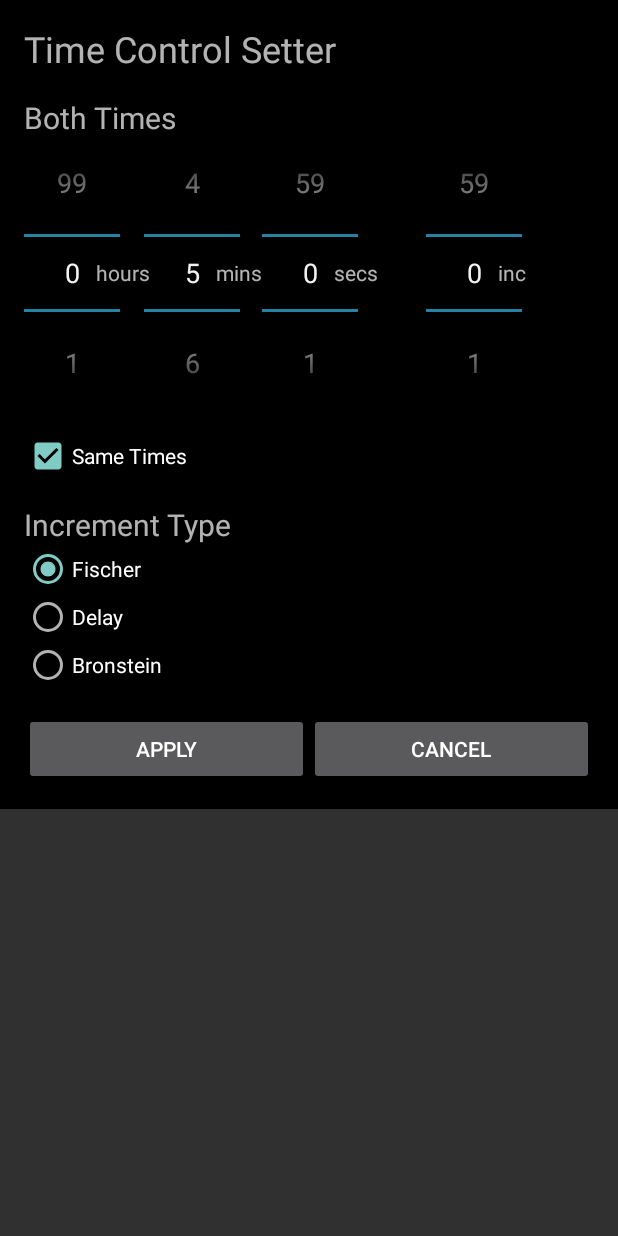
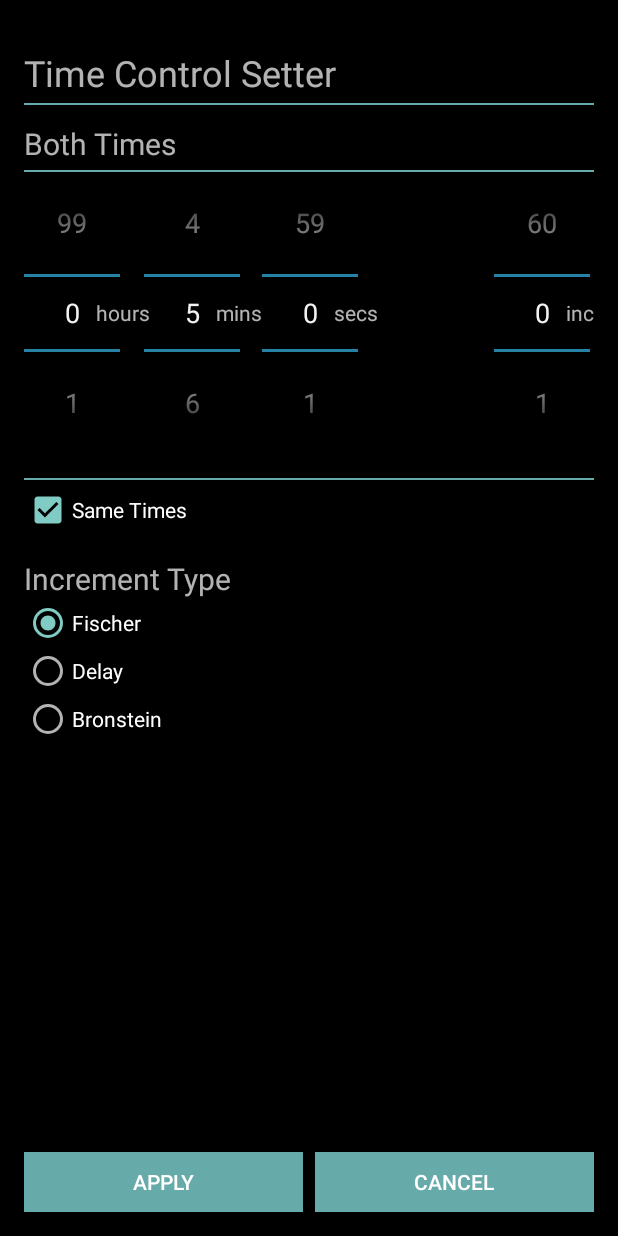
Before and after one commit to jmagine/ChessClock, an Android app: the TimeSelectorActivity screen opened directly, with no data from a screen before it, on a phone screen of 412 x 824 dp. Run offline under Robolectric (Android 15) with nearby library versions, the phone set to English and light mode, and no system bars.

Commit message:
fixed increment values going crazy, refactored code since intent bundles are no longer used, added separators in activity_time_selector to make it look more structured

```diff
--- a/app/src/main/java/com/example/android/chessclock/TimeSelectorActivity.java
+++ b/app/src/main/java/com/example/android/chessclock/TimeSelectorActivity.java
@@ -17,6 +17,7 @@ import android.view.LayoutInflater;
 import android.view.MotionEvent;
 import android.view.View;
 
+import android.widget.ImageView;
 import android.widget.LinearLayout;
 import android.widget.NumberPicker;
 import android.widget.Button;
@@ -31,18 +32,18 @@ import android.widget.TextView;
  */
 
 public class TimeSelectorActivity extends AppCompatActivity implements View.OnClickListener{
-  static long  playerTopTime;
+  static long playerTopTime;
   static long playerBottomTime;
   static long playerTopIncrement;
   static long playerBottomIncrement;
 
-  long[] initTimes;
-  long[] increment;
   int incrementType;
 
   static boolean enablePlayer2;
 
   LinearLayout player2TimeSelection;
+
+  ImageView separator;
 
   TextView player1Text;
   TextView player2Text;
@@ -74,6 +75,8 @@ public class TimeSelectorActivity extends AppCompatActivity implements View.OnCl
     player1Text = (TextView) findViewById(R.id.player1Text);
     player2Text = (TextView) findViewById(R.id.player2Text);
 
+    separator = (ImageView) findViewById(R.id.separator);
+
     applyButton = (Button) findViewById(R.id.applyButton);
     cancelButton = (Button) findViewById(R.id.cancelButton);
     sameTimes = (CheckBox) findViewById(R.id.sameTimes);
@@ -104,7 +107,7 @@ public class TimeSelectorActivity extends AppCompatActivity implements View.OnCl
     minPicker1.setMinValue(0);
     secPicker1.setMaxValue(59);
     secPicker1.setMinValue(0);
-    incPicker1.setMaxValue(59);
+    incPicker1.setMaxValue(60);
     incPicker1.setMinValue(0);
 
     hourPicker2.setMaxValue(99);
@@ -156,23 +159,14 @@ public class TimeSelectorActivity extends AppCompatActivity implements View.OnCl
           playerBottomIncrement = playerTopIncrement;
         }
 
-        initTimes = new long[2];
-        increment = new long[2];
-
-        initTimes[0] = playerTopTime;
-        initTimes[1] = playerBottomTime;
-
-        increment[0] = playerTopIncrement;
-        increment[1] = playerBottomIncrement;
-
         SharedPreferences sharedPref = PreferenceManager.getDefaultSharedPreferences(this);
         SharedPreferences.Editor editor = sharedPref.edit();
-        editor.putLong("curr_time_p1", initTimes[0]);
-        editor.putLong("curr_time_p2", initTimes[1]);
-        editor.putLong("time_control_p1", initTimes[0]);
-        editor.putLong("time_control_p2", initTimes[1]);
-        editor.putLong("time_inc_p1", increment[0]);
-        editor.putLong("time_inc_p2", increment[1]);
+        editor.putLong("curr_time_p1", playerTopTime);
+        editor.putLong("curr_time_p2", playerBottomTime);
+        editor.putLong("time_control_p1", playerTopTime);
+        editor.putLong("time_control_p2", playerBottomTime);
+        editor.putLong("time_inc_p1", playerTopIncrement);
+        editor.putLong("time_inc_p2", playerBottomIncrement);
         editor.putInt("inc_type", incrementType);
         editor.apply();
 
@@ -209,33 +203,33 @@ public class TimeSelectorActivity extends AppCompatActivity implements View.OnCl
       player1Text.setText("Both Times");
       player2TimeSelection.setVisibility(View.GONE);
       player2Text.setVisibility(View.GONE);
+      separator.setVisibility(View.GONE);
 
     }
     else {
       player1Text.setText("Top Time");
       player2TimeSelection.setVisibility(View.VISIBLE);
       player2Text.setVisibility(View.VISIBLE);
+      separator.setVisibility(View.VISIBLE);
     }
   }
 
   public void getPreferences() {
-    increment = new long[2];
-
     SharedPreferences sharedPref = PreferenceManager.getDefaultSharedPreferences(this);
     playerTopTime = sharedPref.getLong("time_control_p1", 5 * Constants.MINUTE);
     playerBottomTime = sharedPref.getLong("time_control_p2", 5 * Constants.MINUTE);
-    increment[0] = sharedPref.getLong("time_inc_p1", 0);
-    increment[1] = sharedPref.getLong("time_inc_p2", 0);
+    playerTopIncrement = sharedPref.getLong("time_inc_p1", 0);
+    playerBottomIncrement = sharedPref.getLong("time_inc_p2", 0);
     incrementType = sharedPref.getInt("inc_type", Constants.DELAY);
 
     hourPicker1.setValue((int) (playerTopTime / Constants.HOUR));
     minPicker1.setValue((int) ((playerTopTime % Constants.HOUR) / Constants.MINUTE));
     secPicker1.setValue((int) ((playerTopTime % Constants.MINUTE) / Constants.SECOND));
-    incPicker1.setValue((int) increment[0]);
+    incPicker1.setValue((int) (playerTopIncrement / Constants.SECOND));
 
     hourPicker2.setValue((int) (playerBottomTime / Constants.HOUR));
     minPicker2.setValue((int) ((playerBottomTime % Constants.HOUR) / Constants.MINUTE));
     secPicker2.setValue((int) ((playerBottomTime % Constants.MINUTE) / Constants.SECOND));
-    incPicker2.setValue((int) increment[1]);
+    incPicker2.setValue((int) (playerBottomIncrement / Constants.SECOND));
   }
 }
--- a/app/src/main/res/layout/activity_time_selector.xml
+++ b/app/src/main/res/layout/activity_time_selector.xml
@@ -1,35 +1,54 @@
 <?xml version="1.0" encoding="utf-8"?>
 <ScrollView xmlns:android="http://schemas.android.com/apk/res/android"
   android:layout_width="match_parent"
-  android:layout_height="match_parent">
+  android:layout_height="match_parent"
+  android:fillViewport="true"
+  android:layout_margin="0dp"
+  android:padding="0dp"
+  android:background="#000">
 
   <LinearLayout
     android:orientation="vertical"
     android:layout_width="match_parent"
-    android:layout_height="wrap_content"
-    android:background="#000">
+    android:layout_height="match_parent"
+    android:layout_marginLeft="16dp"
+    android:layout_marginRight="16dp"
+    android:paddingTop="16dp"
+    android:paddingBottom="16dp">
 
     <TextView
       android:id="@+id/textView"
       android:layout_width="match_parent"
       android:layout_height="wrap_content"
-      android:layout_margin="16dp"
+      android:layout_marginTop="16dp"
       android:text="Time Control Setter"
       android:textSize="24sp" />
+
+    <ImageView
+      android:layout_width="match_parent"
+      android:layout_height="1dp"
+      android:layout_marginTop="4dp"
+      android:layout_marginBottom="4dp"
+      android:background="#6aa"/>
 
     <TextView
       android:id="@+id/player1Text"
       android:layout_width="wrap_content"
       android:layout_height="wrap_content"
-      android:layout_marginLeft="16dp"
+      android:layout_marginTop="8dp"
       android:text="Top Time"
       android:textSize="20sp"/>
+
+    <ImageView
+      android:layout_width="match_parent"
+      android:layout_height="1dp"
+      android:layout_marginTop="4dp"
+      android:layout_marginBottom="4dp"
+      android:background="#6aa"/>
 
     <LinearLayout
       android:layout_width="match_parent"
       android:layout_height="wrap_content"
-      android:layout_marginStart="16dp"
-      android:layout_marginLeft="16dp"
       android:layout_marginBottom="16dp"
       android:orientation="horizontal">
 
@@ -37,92 +56,100 @@
         android:id="@+id/hourPicker1"
         android:layout_width="wrap_content"
         android:layout_height="wrap_content"
-        android:theme="@android:style/Theme.Holo"
-        android:descendantFocusability="blocksDescendants">
+        android:descendantFocusability="blocksDescendants"
+        android:theme="@android:style/Theme.Holo">
 
       </NumberPicker>
 
       <TextView
         android:id="@+id/hourText1"
-        android:layout_marginStart="-16dp"
-        android:layout_marginLeft="-16dp"
-        android:layout_marginRight="-4dp"
-        android:layout_marginEnd="-4dp"
         android:layout_width="wrap_content"
         android:layout_height="wrap_content"
         android:layout_gravity="center"
-        android:text="hours"/>
+        android:layout_marginEnd="-4dp"
+        android:layout_marginLeft="-16dp"
+        android:layout_marginRight="-4dp"
+        android:layout_marginStart="-16dp"
+        android:text="hours" />
 
       <NumberPicker
         android:id="@+id/minPicker1"
         android:layout_width="wrap_content"
         android:layout_height="wrap_content"
-        android:theme="@android:style/Theme.Holo"
-        android:descendantFocusability="blocksDescendants">
+        android:descendantFocusability="blocksDescendants"
+        android:theme="@android:style/Theme.Holo">
 
       </NumberPicker>
 
       <TextView
         android:id="@+id/minuteText1"
-        android:layout_marginStart="-16dp"
-        android:layout_marginLeft="-16dp"
         android:layout_width="wrap_content"
         android:layout_height="wrap_content"
         android:layout_gravity="center"
-        android:text="mins"/>
+        android:layout_marginLeft="-16dp"
+        android:layout_marginStart="-16dp"
+        android:text="mins" />
 
       <NumberPicker
         android:id="@+id/secPicker1"
         android:layout_width="wrap_content"
         android:layout_height="wrap_content"
-        android:theme="@android:style/Theme.Holo"
-        android:descendantFocusability="blocksDescendants">
+        android:descendantFocusability="blocksDescendants"
+        android:theme="@android:style/Theme.Holo">
 
       </NumberPicker>
 
       <TextView
         android:id="@+id/secondText1"
-        android:layout_marginStart="-16dp"
-        android:layout_marginLeft="-16dp"
         android:layout_width="wrap_content"
         android:layout_height="wrap_content"
         android:layout_gravity="center"
-        android:text="secs"/>
+        android:layout_marginLeft="-16dp"
+        android:layout_marginStart="-16dp"
+        android:text="secs" />
+
+      <TextView
+        android:layout_width="0dp"
+        android:layout_height="wrap_content"
+        android:layout_weight="1" />
 
       <NumberPicker
         android:id="@+id/incPicker1"
-        android:layout_marginLeft="32dp"
         android:layout_width="wrap_content"
         android:layout_height="wrap_content"
-        android:theme="@android:style/Theme.Holo"
-        android:descendantFocusability="blocksDescendants">
+        android:descendantFocusability="blocksDescendants"
+        android:theme="@android:style/Theme.Holo">
 
       </NumberPicker>
 
       <TextView
         android:id="@+id/incText1"
-        android:layout_marginStart="-16dp"
-        android:layout_marginLeft="-16dp"
         android:layout_width="wrap_content"
         android:layout_height="wrap_content"
         android:layout_gravity="center"
-        android:text="inc"/>
+        android:layout_marginLeft="-16dp"
+        android:layout_marginStart="-16dp"
+        android:text="inc" />
     </LinearLayout>
+
+    <ImageView
+      android:layout_width="match_parent"
+      android:layout_height="1dp"
+      android:layout_marginTop="4dp"
+      android:layout_marginBottom="4dp"
+      android:background="#6aa"/>
 
     <TextView
       android:id="@+id/player2Text"
       android:layout_width="wrap_content"
       android:layout_height="wrap_content"
-      android:layout_marginLeft="16dp"
       android:text="Bottom Time"
-      android:textSize="20sp"/>
+      android:textSize="20sp" />
 
     <LinearLayout
       android:id="@+id/player2TimeSelection"
       android:layout_width="match_parent"
       android:layout_height="wrap_content"
-      android:layout_marginStart="16dp"
-      android:layout_marginLeft="16dp"
       android:layout_marginBottom="16dp"
       android:orientation="horizontal">
 
@@ -182,9 +209,13 @@
         android:layout_gravity="center"
         android:text="secs"/>
 
+      <TextView
+        android:layout_width="0dp"
+        android:layout_height="wrap_content"
+        android:layout_weight="1"/>
+
       <NumberPicker
         android:id="@+id/incPicker2"
-        android:layout_marginLeft="32dp"
         android:layout_width="wrap_content"
         android:layout_height="wrap_content"
         android:theme="@android:style/Theme.Holo"
@@ -202,12 +233,18 @@
         android:text="inc"/>
     </LinearLayout>
 
+    <ImageView
+      android:id="@+id/separator"
+      android:layout_width="match_parent"
+      android:layout_height="1dp"
+      android:layout_marginTop="4dp"
+      android:layout_marginBottom="4dp"
+      android:background="#6aa"/>
+
     <CheckBox
       android:id="@+id/sameTimes"
       android:layout_width="wrap_content"
       android:layout_height="wrap_content"
-      android:layout_marginStart="16dp"
-      android:layout_marginLeft="16dp"
       android:layout_marginBottom="16dp"
       android:checked="true"
       android:text="Same Times"/>
@@ -215,15 +252,12 @@
     <TextView
       android:layout_width="wrap_content"
       android:layout_height="wrap_content"
-      android:layout_marginStart="16dp"
-      android:layout_marginLeft="16dp"
       android:text="Increment Type"
       android:textSize="20sp"/>
 
     <RadioGroup
       android:layout_width="wrap_content"
       android:layout_height="wrap_content"
-      android:layout_marginLeft="16dp"
       android:orientation="vertical">
 
       <RadioButton
@@ -248,29 +282,37 @@
 
     </RadioGroup>
 
+    <TextView
+      android:layout_width="wrap_content"
+      android:layout_height="0dp"
+      android:layout_weight="1"
+      android:visibility="invisible">
+    </TextView>
 
     <LinearLayout
       android:layout_width="match_parent"
       android:layout_height="wrap_content"
       android:orientation="horizontal"
-      android:layout_margin="16dp">
+      android:layout_margin="0dp">
 
       <Button
         android:id="@+id/applyButton"
         android:layout_width="0dp"
-        android:layout_height="wrap_content"
-        android:layout_margin="0dp"
+        android:layout_height="40dp"
+        android:layout_marginRight="4dp"
         android:layout_weight="1"
         android:padding="0dp"
+        android:background="#6aa"
         android:text="Apply" />
 
       <Button
         android:id="@+id/cancelButton"
         android:layout_width="0dp"
-        android:layout_height="wrap_content"
+        android:layout_height="40dp"
         android:layout_weight="1"
-        android:layout_margin="0dp"
+        android:layout_marginLeft="4dp"
         android:padding="0dp"
+        android:background="#6aa"
         android:text="Cancel"/>
     </LinearLayout>
 
```
